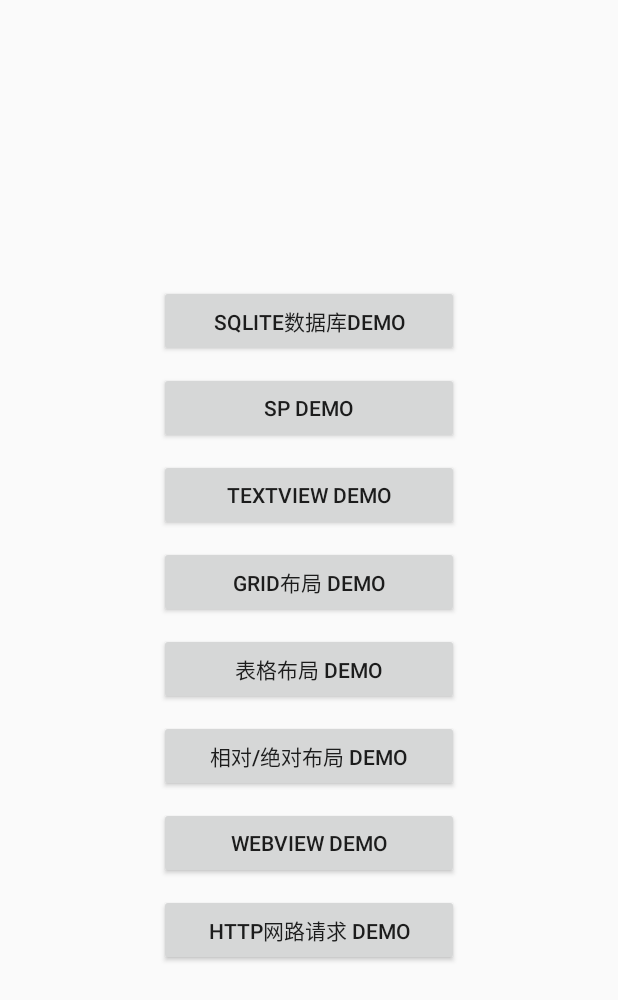
After one commit to MerryXmas/Android, an Android app: the layout activity_intent_test.xml on its own in the app's theme, with its tools: preview values and no code run, on a phone screen of 412 x 824 dp. The commit adds this screen. Shown: the top 1000 px of the screen. Run offline under Robolectric (Android 15) with nearby library versions, the phone set to English and light mode, and no system bars.

Commit message:
add android key,new webview

```diff
--- a/MyFirstApplication/app/build.gradle
+++ b/MyFirstApplication/app/build.gradle
@@ -17,6 +17,9 @@ android {
             proguardFiles getDefaultProguardFile('proguard-android-optimize.txt'), 'proguard-rules.pro'
         }
     }
+    lintOptions {
+        checkReleaseBuilds false
+    }
 }
 
 dependencies {
--- a/MyFirstApplication/app/src/main/java/com/example/myfirstapplication/ThirdActivity.java
+++ b/MyFirstApplication/app/src/main/java/com/example/myfirstapplication/ThirdActivity.java
@@ -19,6 +19,7 @@ public class ThirdActivity extends AppCompatActivity {
             public void onClick(View view) {
                 Intent intent = new Intent(ThirdActivity.this,ForthActivity.class);
                 startActivity(intent);
+
             }
         });
     }
--- /dev/null
+++ b/MyFirstApplication/app/src/main/res/layout/activity_intent_test.xml
@@ -0,0 +1,60 @@
+<?xml version="1.0" encoding="utf-8"?>
+<LinearLayout xmlns:android="http://schemas.android.com/apk/res/android"
+    xmlns:app="http://schemas.android.com/apk/res-auto"
+    xmlns:tools="http://schemas.android.com/tools"
+    android:layout_width="match_parent"
+    android:layout_height="match_parent"
+    android:orientation="vertical"
+    android:gravity="center"
+    tools:context=".IntentTestActivity">
+    <Button
+        android:id="@+id/sqlite_btn"
+        android:text="sqlite数据库demo"
+        android:layout_marginTop="10dp"
+        android:layout_width="200dp"
+        android:layout_height="wrap_content" />
+    <Button
+        android:id="@+id/sp_btn"
+        android:text="SP demo"
+        android:layout_marginTop="10dp"
+        android:layout_width="200dp"
+        android:layout_height="wrap_content" />
+    <Button
+        android:id="@+id/textv_btn"
+        android:text="TextView demo"
+        android:layout_marginTop="10dp"
+        android:layout_width="200dp"
+        android:layout_height="wrap_content" />
+    <Button
+        android:id="@+id/grid_btn"
+        android:text="grid布局 demo"
+        android:layout_marginTop="10dp"
+        android:layout_width="200dp"
+        android:layout_height="wrap_content" />
+    <Button
+        android:id="@+id/table_btn"
+        android:text="表格布局 demo"
+        android:layout_marginTop="10dp"
+        android:layout_width="200dp"
+        android:layout_height="wrap_content" />
+    <Button
+        android:id="@+id/layout_btn"
+        android:text="相对/绝对布局 demo"
+        android:layout_marginTop="10dp"
+        android:layout_width="200dp"
+        android:layout_height="wrap_content" />
+
+    <Button
+        android:id="@+id/webv_btn"
+        android:text="WebView demo"
+        android:layout_marginTop="10dp"
+        android:layout_width="200dp"
+        android:layout_height="wrap_content" />
+    <Button
+        android:id="@+id/http_btn"
+        android:text="http网路请求 demo"
+        android:layout_marginTop="10dp"
+        android:layout_width="200dp"
+        android:layout_height="wrap_content" />
+
+</LinearLayout>
```
Also changed, not shown: MyFirstApplication/app/src/main/AndroidManifest.xml (+7 -3 lines), MyFirstApplication/app/src/main/java/com/example/myfirstapplication/IntentTestActivity.java (added, +75 -0 lines), MyFirstApplication/app/src/main/java/com/example/myfirstapplication/WebViewActivity.java (+57 -5 lines), MyFirstApplication/app/src/main/res/layout/activity_web_view.xml (+9 -7 lines), MyFirstApplication/app/src/main/res/values/ids.xml (added, +7 -0 lines), 2 other files.
